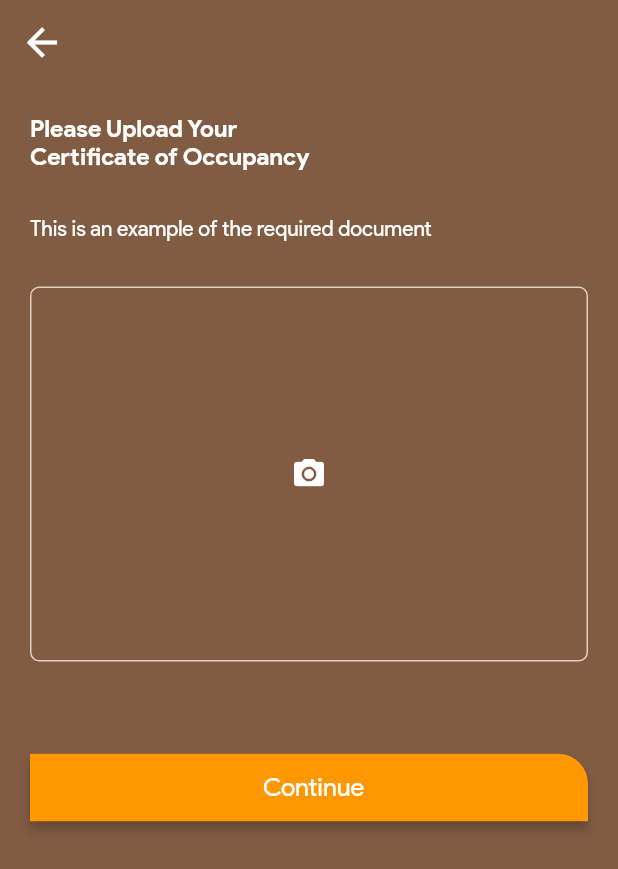
After one commit to tjcode19/quick_shelter, a Flutter app: the FileUpload screen opened by its route, on a phone screen of 412 x 824 dp. The commit adds this screen. Shown: the top 869 px of the screen. Run offline on Flutter 3.47's test engine with Material 2 defaults, Android fonts, the phone set to English and light mode, and no system bars; our stand-ins replace flutter_svg, shared_preferences; accounts and stored records are empty.

Commit message:
2020-06-02

```diff
--- a/lib/constants.dart
+++ b/lib/constants.dart
@@ -15,3 +15,4 @@ const String collPropDetailsRoute = '/collPropertyDetails';
 const String personalInfoRoute = '/personalInfo';
 const String searchPropRoute = '/searchProp';
 const String searchResultRoute = '/searchResult';
+const String fileUploadRoute = '/fileUpload';
--- /dev/null
+++ b/lib/network/Response.dart
@@ -0,0 +1,16 @@
+class Response<T> {
+  Status status;
+  T data;
+  String message;
+
+  Response.loading(this.message) : status = Status.LOADING;
+  Response.completed(this.data) : status = Status.COMPLETED;
+  Response.error(this.message) : status = Status.ERROR;
+
+  @override
+  String toString() {
+    return "Status : $status \n Message : $message \n Data : $data";
+  }
+}
+
+enum Status { LOADING, COMPLETED, ERROR }
--- a/lib/router.dart
+++ b/lib/router.dart
@@ -1,4 +1,5 @@
 import 'package:flutter/material.dart';
+import 'package:quick_shelter/screens/dashboard/file_upload.dart';
 import 'package:quick_shelter/screens/dashboard/search_result.dart';
 import 'screens/dashboard/add_property_step_2.dart';
 import 'screens/dashboard/add_property_step_3.dart';
@@ -55,6 +56,8 @@ Route<dynamic> generateRoute(RouteSettings settings) {
       return MaterialPageRoute(builder: (context) => SearchProp());
     case searchResultRoute:
       return MaterialPageRoute(builder: (context) => SearchResult());
+    case fileUploadRoute:
+      return MaterialPageRoute(builder: (context) => FileUpload());
     // case loanRequestTwoRoute:
     //   return MaterialPageRoute(builder: (context) => LoanRequestTwo());
     // case loanRequestThreeRoute:
--- /dev/null
+++ b/lib/screens/dashboard/file_upload.dart
@@ -0,0 +1,90 @@
+import 'package:flutter/material.dart';
+import 'package:quick_shelter/colors.dart';
+import 'package:quick_shelter/widgets/input_field.dart';
+import 'package:quick_shelter/widgets/input_field_multi_line.dart';
+import 'package:quick_shelter/widgets/raised_button.dart';
+
+import '../../constants.dart';
+
+class FileUpload extends StatefulWidget {
+  @override
+  _FileUploadState createState() => _FileUploadState();
+}
+
+class _FileUploadState extends State<FileUpload> {
+  @override
+  Widget build(BuildContext context) {
+    return Scaffold(
+      backgroundColor: appSecondaryColor,
+      appBar: AppBar(
+        backgroundColor: appSecondaryColor,
+        elevation: 0.0,
+        leading: IconButton(
+          color: Colors.white,
+          iconSize: 30.0,
+          onPressed: () {
+            Navigator.pop(context);
+          },
+          icon: Icon(Icons.arrow_back),
+        ),
+      ),
+      body: SingleChildScrollView(
+        scrollDirection: Axis.vertical,
+        child: Container(
+          padding: EdgeInsets.all(20),
+          child: Column(
+            mainAxisAlignment: MainAxisAlignment.start,
+            crossAxisAlignment: CrossAxisAlignment.center,
+            children: <Widget>[
+              Row(mainAxisAlignment: MainAxisAlignment.spaceBetween, children: [
+                Text(
+                  'Please Upload Your',
+                  style: TextStyle(color: Colors.white, fontSize: 16.0, fontWeight: FontWeight.bold),
+                  textAlign: TextAlign.center,
+                ),
+              ]),
+              Row(mainAxisAlignment: MainAxisAlignment.spaceBetween, children: [
+                Text(
+                  'Certificate of Occupancy',
+                  style: TextStyle(color: Colors.white, fontSize: 16.0, fontWeight: FontWeight.bold),
+                  textAlign: TextAlign.center,
+                ),
+              ]),
+              const SizedBox(height: 30),
+              Row(mainAxisAlignment: MainAxisAlignment.spaceBetween, children: [
+                Text(
+                  'This is an example of the required document',
+                  style: TextStyle(color: Colors.white, fontSize: 14.0, ),
+                  textAlign: TextAlign.center,
+                ),
+              ]),
+
+              const SizedBox(height: 30),
+              Container(
+                height: 250.0,
+                width: double.infinity,
+                decoration: BoxDecoration(
+                    color: Colors.transparent,
+                    borderRadius: BorderRadius.all(Radius.circular(6)),
+                    border: Border.all(color: appTextColorPrimary2)),
+                child: Column(
+                  crossAxisAlignment: CrossAxisAlignment.center,
+                  mainAxisAlignment: MainAxisAlignment.center,
+                  children: <Widget>[
+                    Icon(
+                      Icons.camera_alt,
+                      color: Colors.white,
+                    ),
+                  ],
+                ),
+              ),
+              const SizedBox(height: 60),
+              RaisedButtonWidget('pop', 'Continue', true),
+              const SizedBox(height: 20),
+            ],
+          ),
+        ),
+      ),
+    );
+  }
+}
--- a/lib/widgets/input_field.dart
+++ b/lib/widgets/input_field.dart
@@ -5,13 +5,15 @@ class InputFieldWidget extends StatelessWidget {
   final TextInputType keyType;
   final bool isPasswordField;
   final TextCapitalization capitalizationType;
+  final TextEditingController controller;
 
-  InputFieldWidget(this.label, this.keyType, this.isPasswordField, {this.capitalizationType:TextCapitalization.words});
+  InputFieldWidget(this.label, this.keyType, this.isPasswordField, {this.capitalizationType:TextCapitalization.words, this.controller });
 
   @override
   Widget build(BuildContext context) {
     return Container(
       child: TextFormField(
+        controller: controller,
         textCapitalization: capitalizationType,
         style: TextStyle(color: Colors.white, fontWeight: FontWeight.w500),
         obscureText: isPasswordField,
--- a/pubspec.yaml
+++ b/pubspec.yaml
@@ -24,7 +24,8 @@ dependencies:
   flutter:
     sdk: flutter
   flutter_svg: ^0.17.1
-
+  http: ^0.12.1
+  shared_preferences: ^0.5.7
 
   # The following adds the Cupertino Icons font to your application.
   # Use with the CupertinoIcons class for iOS style icons.
```
Also changed, not shown: lib/models/LoginRequest.dart (added, +13 -0 lines), lib/models/LoginResponse.dart (added, +15 -0 lines), lib/network/ApiProvider.dart (added, +68 -0 lines), lib/network/CustomException.dart (added, +27 -0 lines), lib/repository/login_repo.dart (added, +56 -0 lines), lib/screens/dashboard/add_property_step_3.dart (+18 -13 lines), lib/screens/login.dart (+127 -4 lines), lib/widgets/raised_button.dart (+16 -2 lines), pubspec.lock, 5 other files.
